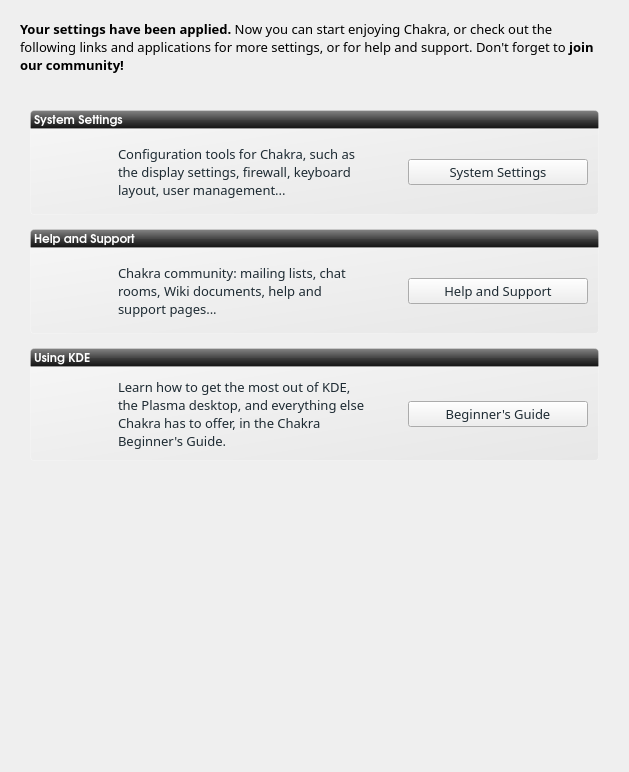
rshipp/kapudan, file ui/ui_scrGoodbye.ui: the form before one commit.
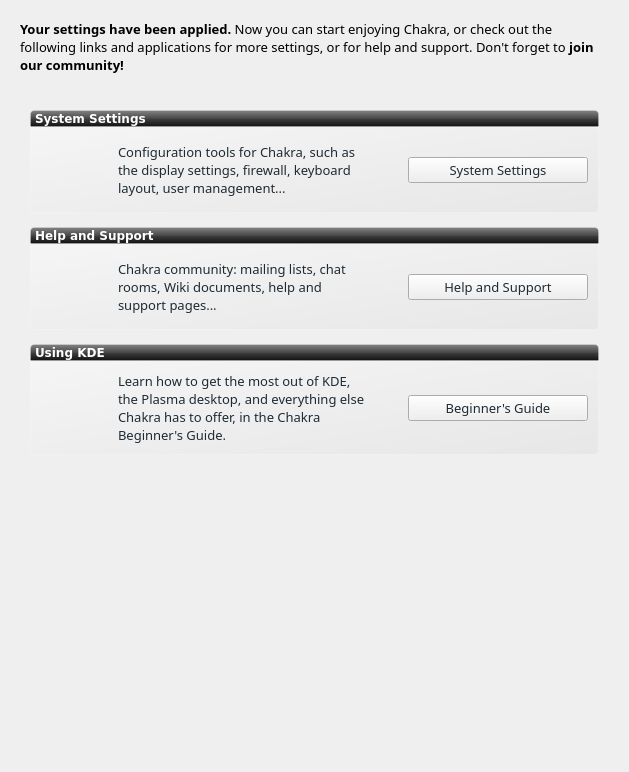
The form after the commit. Icons and pictures are not drawn.

```diff
--- a/ui/ui_scrGoodbye.ui
+++ b/ui/ui_scrGoodbye.ui
@@ -109,7 +109,7 @@
           <widget class="QLabel" name="label_3">
            <property name="font">
             <font>
-             <family>URW Gothic L</family>
+             <family>DejaVu Sans</family>
              <pointsize>9</pointsize>
              <weight>75</weight>
              <bold>true</bold>
@@ -292,7 +292,7 @@
           <widget class="QLabel" name="label_4">
            <property name="font">
             <font>
-             <family>URW Gothic L</family>
+             <family>DejaVu Sans</family>
              <pointsize>9</pointsize>
              <weight>75</weight>
              <bold>true</bold>
@@ -467,7 +467,7 @@
           <widget class="QLabel" name="label_5">
            <property name="font">
             <font>
-             <family>URW Gothic L</family>
+             <family>DejaVu Sans</family>
              <pointsize>9</pointsize>
              <weight>75</weight>
              <bold>true</bold>
```
